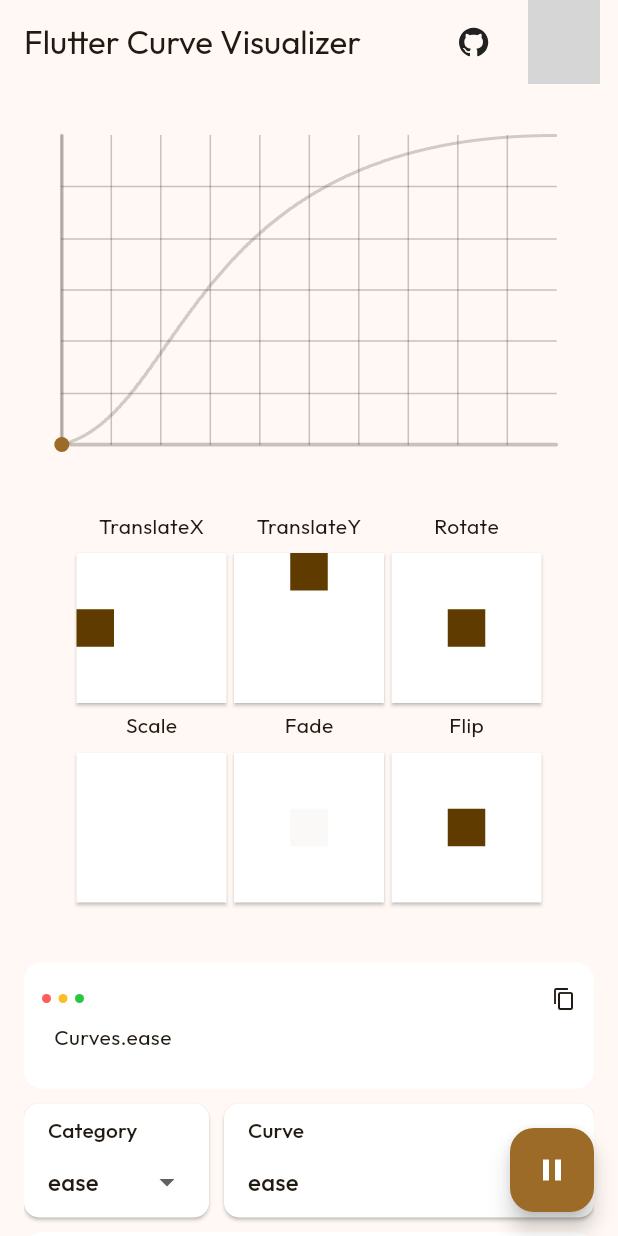
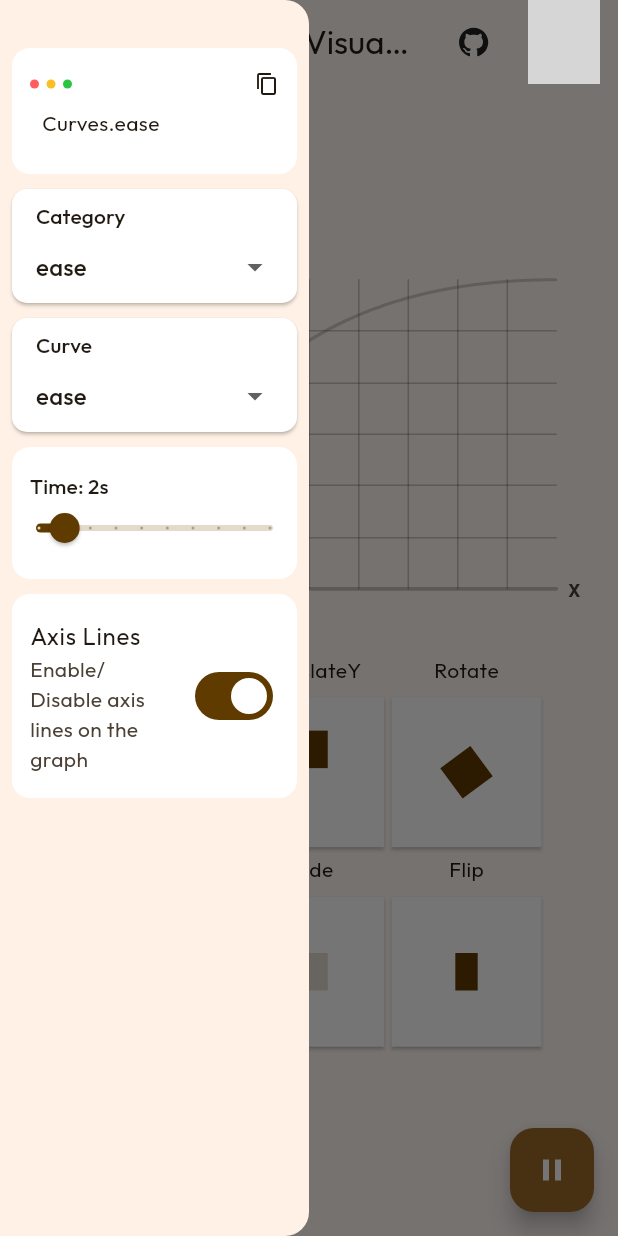
Before and after one commit to vchib1/flutter-curve-visualizer, a Flutter app: the screen it shows after launch, with the side drawer open (before the commit the screen has no drawer), on a phone screen of 412 x 824 dp. Run offline on Flutter 3.47's test engine with Material 3 defaults, Android fonts, the phone set to English and light mode, and no system bars; drawn by our look-alikes of flutter_animate; our stand-ins replace equatable, flutter_svg, shared_preferences; missing offline and left inert: light_dark_theme_toggle; grey boxes are pictures that could not be loaded.

Commit message:
added DRAWER for mobile/tablet view

```diff
--- a/lib/views/home_page.dart
+++ b/lib/views/home_page.dart
@@ -173,25 +173,20 @@ class _HomePageState extends State<HomePage> with TickerProviderStateMixin {
           CodeBlock(code: settings.selectedCurve.code),
 
           // Curve selector
-          Row(
-            spacing: 10,
-            mainAxisSize: .min,
-            mainAxisAlignment: .start,
+          Wrap(
+            spacing: spacing,
+            runSpacing: spacing,
             children: [
               // Curve category
-              Flexible(
-                child: DropdownMenuWidget<String>(
+              DropdownMenuWidget<String>(
                 title: "Category",
                 value: settings.selectedCategory,
                 items: CurveModel.list.keys.toList(),
                 onChanged: updateCategory,
               ),
-              ),
 
               // Curve type
-              Flexible(
-                flex: 2,
-                child: DropdownMenuWidget<CurveModel>(
+              DropdownMenuWidget<CurveModel>(
                 title: "Curve",
                 value: settings.selectedCurve,
                 items: CurveModel.list[settings.selectedCategory]!.toList(),
@@ -199,7 +194,6 @@ class _HomePageState extends State<HomePage> with TickerProviderStateMixin {
                 builder: (context, value, textStyle) {
                   return Text(value.name.toString(), style: textStyle);
                 },
-                ),
               ),
             ],
           ),
@@ -227,6 +221,15 @@ class _HomePageState extends State<HomePage> with TickerProviderStateMixin {
 
     return Scaffold(
       appBar: HomeAppBar(),
+      drawer: screenMode.isMobileOrTablet
+          ? Drawer(
+              width: MediaQuery.sizeOf(context).width * .50,
+              child: Padding(
+                padding: const EdgeInsets.fromLTRB(8, 32, 8, 8),
+                child: Align(alignment: .topCenter, child: controlsWidget),
+              ),
+            )
+          : null,
       floatingActionButton: FloatingActionButton(
         onPressed: playPauseAnimation,
         child: Padding(
@@ -243,27 +246,13 @@ class _HomePageState extends State<HomePage> with TickerProviderStateMixin {
         width: double.infinity,
         child: SingleChildScrollView(
           child: switch (ScreenModeWidget.of(context)) {
-            ScreenMode.mobile => Column(
-              spacing: spacing,
-              children: [
-                animationWidget,
-                controlsWidget,
-                SizedBox(height: spacing),
-              ],
-            ),
-            ScreenMode.tablet => Column(
-              spacing: spacing,
-              children: [
-                animationWidget,
-                controlsWidget,
-                SizedBox(height: spacing),
-              ],
-            ),
+            ScreenMode.mobile => animationWidget,
+            ScreenMode.tablet => animationWidget,
             ScreenMode.web => Row(
               spacing: spacing,
               mainAxisSize: MainAxisSize.min,
               children: [
-                Expanded(flex: 2, child: animationWidget),
+                Flexible(flex: 2, child: animationWidget),
                 Flexible(flex: 1, child: controlsWidget),
                 SizedBox(width: spacing * 3),
               ],
--- a/lib/views/widgets/time_slider.dart
+++ b/lib/views/widgets/time_slider.dart
@@ -8,14 +8,13 @@ class TimeSlider extends StatelessWidget {
 
   @override
   Widget build(BuildContext context) {
-    final borderRadius = BorderRadius.circular(10);
-
     return ListTile(
       title: Text(
         "Time: ${animationTime}s",
         style: Theme.of(context).textTheme.titleSmall,
       ),
       subtitle: Slider(
+        padding: EdgeInsets.fromLTRB(4, 8, 4, 8),
         value: animationTime.toDouble(),
         min: 1.0,
         max: 10.0,
```
Also changed, not shown: lib/views/widgets/graph/graph_painter.dart (+33 -0 lines), lib/views/widgets/graph/graph_settings.dart (line endings or trailing spaces). Lines whose indentation alone changed are shown as unchanged.
